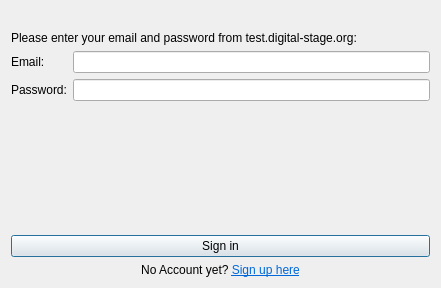
First picture: the form in src/logindialog.ui, repository digital-stage/v1-client, before the edit.
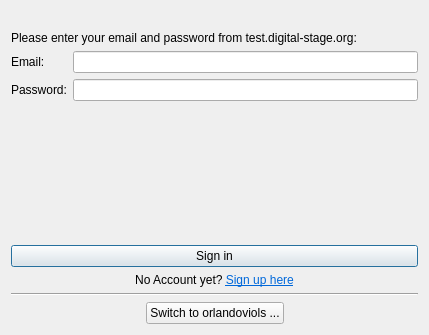
Second picture: the form after the edit. Icons and pictures are not drawn.

Commit message: Supporting orlandoviols frontend

The edit to the form file:
```diff
--- a/src/logindialog.ui
+++ b/src/logindialog.ui
@@ -1,12 +1,12 @@
 <ui version="4.0">
  <class>LoginDialog</class>
- <widget name="LoginDialog" class="QDialog">
+ <widget class="QDialog" name="LoginDialog">
   <property name="geometry">
    <rect>
     <x>0</x>
     <y>0</y>
-    <width>441</width>
-    <height>288</height>
+    <width>429</width>
+    <height>335</height>
    </rect>
   </property>
   <property name="windowTitle">
@@ -41,6 +41,9 @@
        </property>
       </widget>
      </item>
+     <item row="5" column="1">
+      <widget class="QLineEdit" name="emailEdit"/>
+     </item>
      <item row="6" column="0">
       <widget class="QLabel" name="labelPassword">
        <property name="text">
@@ -48,6 +51,30 @@
        </property>
       </widget>
      </item>
+     <item row="5" column="0">
+      <widget class="QLabel" name="labelEmail">
+       <property name="text">
+        <string>Email:</string>
+       </property>
+      </widget>
+     </item>
+     <item row="11" column="0" colspan="2">
+      <widget class="QLabel" name="labelSignUp">
+       <property name="text">
+        <string>&lt;html&gt;&lt;head/&gt;&lt;body&gt;&lt;p align=&quot;center&quot;&gt;No Account yet? &lt;a href=&quot;https://test.digital-stage.org/account/signup&quot;&gt;&lt;span style=&quot; text-decoration: underline; color:#0068da;&quot;&gt;Sign up here&lt;/span&gt;&lt;/a&gt;&lt;/p&gt;&lt;/body&gt;&lt;/html&gt;</string>
+       </property>
+       <property name="openExternalLinks">
+        <bool>true</bool>
+       </property>
+      </widget>
+     </item>
+     <item row="10" column="0" colspan="2">
+      <widget class="QPushButton" name="buttonSignIn">
+       <property name="text">
+        <string>Sign in</string>
+       </property>
+      </widget>
+     </item>
      <item row="8" column="0" colspan="2">
       <spacer name="verticalSpacer">
        <property name="orientation">
@@ -61,26 +88,6 @@
        </property>
       </spacer>
      </item>
-     <item row="10" column="0" colspan="2">
-      <widget class="QPushButton" name="buttonSignIn">
-       <property name="text">
-        <string>Sign in</string>
-       </property>
-      </widget>
-     </item>
-     <item row="5" column="0">
-      <widget class="QLabel" name="labelEmail">
-       <property name="text">
-        <string>Email:</string>
-       </property>
-      </widget>
-     </item>
-     <item row="12" column="1">
-      <layout class="QHBoxLayout" name="horizontalLayout"/>
-     </item>
-     <item row="5" column="1">
-      <widget class="QLineEdit" name="emailEdit"/>
-     </item>
      <item row="2" column="0" colspan="2">
       <widget class="QLabel" name="labelDescription">
        <property name="text">
@@ -88,16 +95,6 @@
        </property>
       </widget>
      </item>
-     <item row="11" column="0" colspan="2">
-      <widget class="QLabel" name="labelSignUp">
-       <property name="text">
-        <string>&lt;html&gt;&lt;head/&gt;&lt;body&gt;&lt;p align=&quot;center&quot;&gt;No Account yet? &lt;a href=&quot;https://test.digital-stage.org/account/signup&quot;&gt;&lt;span style=&quot; text-decoration: underline; color:#0068da;&quot;&gt;Sign up here&lt;/span&gt;&lt;/a&gt;&lt;/p&gt;&lt;/body&gt;&lt;/html&gt;</string>
-       </property>
-       <property name="openExternalLinks">
-        <bool>true</bool>
-       </property>
-      </widget>
-     </item>
      <item row="0" column="0" rowspan="2" colspan="2">
       <widget class="QLabel" name="labelLogo">
        <property name="text">
@@ -117,6 +114,62 @@
        </property>
       </widget>
      </item>
+     <item row="12" column="0" colspan="2">
+      <widget class="Line" name="line">
+       <property name="sizePolicy">
+        <sizepolicy hsizetype="Expanding" vsizetype="Fixed">
+         <horstretch>0</horstretch>
+         <verstretch>0</verstretch>
+        </sizepolicy>
+       </property>
+       <property name="orientation">
+        <enum>Qt::Horizontal</enum>
+       </property>
+      </widget>
+     </item>
+     <item row="15" column="0" rowspan="2" colspan="2">
+      <layout class="QHBoxLayout" name="horizontalLayout">
+       <item>
+        <spacer name="horizontalSpacer">
+         <property name="orientation">
+          <enum>Qt::Horizontal</enum>
+         </property>
+         <property name="sizeHint" stdset="0">
+          <size>
+           <width>40</width>
+           <height>20</height>
+          </size>
+         </property>
+        </spacer>
+       </item>
+       <item>
+        <widget class="QPushButton" name="buttonSwitch">
+         <property name="sizePolicy">
+          <sizepolicy hsizetype="Minimum" vsizetype="Fixed">
+           <horstretch>0</horstretch>
+           <verstretch>0</verstretch>
+          </sizepolicy>
+         </property>
+         <property name="text">
+          <string>Switch to orlandoviols ...</string>
+         </property>
+        </widget>
+       </item>
+       <item>
+        <spacer name="horizontalSpacer_2">
+         <property name="orientation">
+          <enum>Qt::Horizontal</enum>
+         </property>
+         <property name="sizeHint" stdset="0">
+          <size>
+           <width>40</width>
+           <height>20</height>
+          </size>
+         </property>
+        </spacer>
+       </item>
+      </layout>
+     </item>
     </layout>
    </item>
   </layout>
```
Left out of the diff: 1 changed line with no effect on the pictures. The commit also changes 6 other files.
